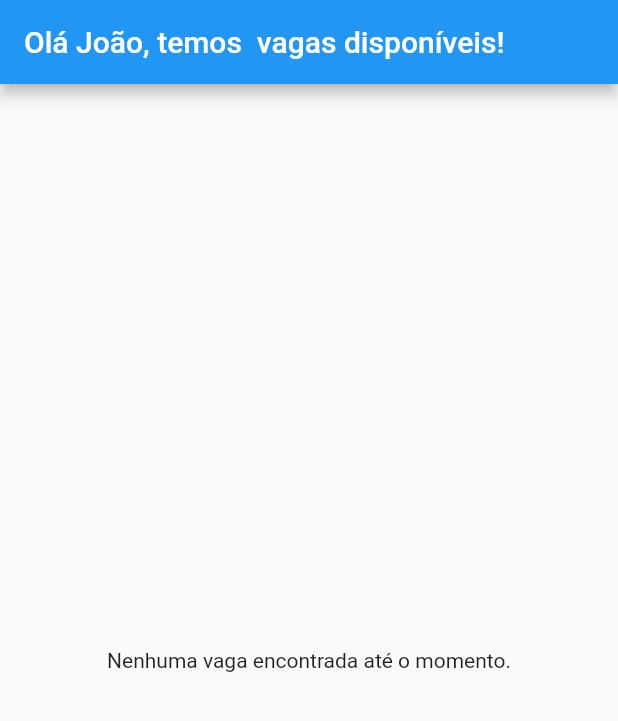
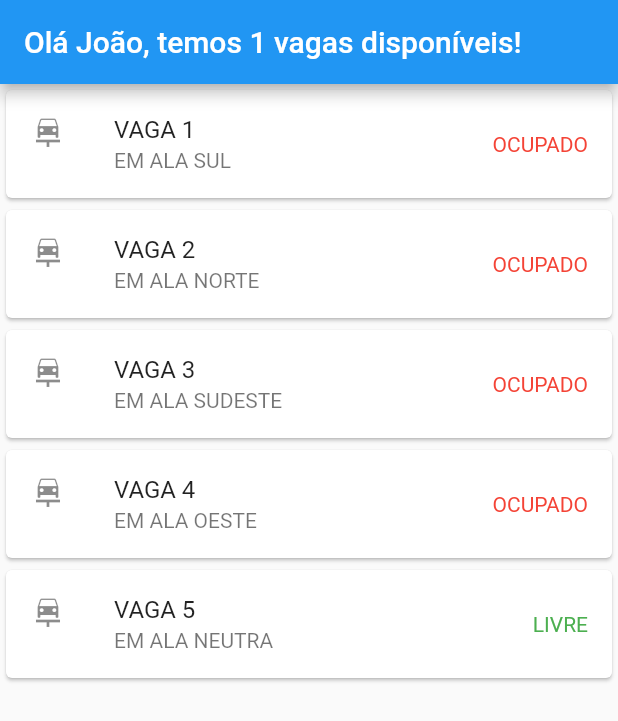
Before and after one commit to xxdannilinxx/apprarogarage, a Flutter app: the screen it shows after launch, on a phone screen of 412 x 824 dp. Shown: the top 721 px of the screen. Run offline on Flutter 3.47's test engine with Material 2 defaults, Android fonts, the light colour scheme and no system bars; our stand-ins replace flutter_mobx, flutter_modular, mobx; generated files the repository leaves out were written again.

Commit message:
concluído;

```diff
--- a/lib/app/models/Vaga.dart
+++ b/lib/app/models/Vaga.dart
@@ -4,6 +4,7 @@ class Vaga {
   int _id;
   String _identificacao;
   List<Movimentacao> _movimentacoes;
+  bool _ocupado;
 
   int get id => this._id;
 
@@ -17,5 +18,15 @@ class Vaga {
 
   set movimentacoes(movimentacoes) => this._movimentacoes = movimentacoes;
 
+  bool get ocupado {
+    if (this.movimentacoes.length <= 0) {
+      return false;
+    }
+    if (this.movimentacoes.last.tipo != 'ENTRADA') {
+      return false;
+    }
+    return true;
+  }
+
   Vaga(this._id, this._identificacao, this._movimentacoes);
 }
--- a/lib/app/modules/home/home_page.dart
+++ b/lib/app/modules/home/home_page.dart
@@ -1,9 +1,9 @@
-import 'package:apprarogarage/app/models/Movimentacao.dart';
-import 'package:apprarogarage/app/models/Vaga.dart';
+import 'package:apprarogarage/app/modules/home/widgets/list_vagas_widget.dart';
+import 'package:apprarogarage/app/shared_widgets/empty_widget.dart';
+import 'package:apprarogarage/app/shared_widgets/error_widget.dart';
 import 'package:flutter/material.dart';
 import 'package:flutter_mobx/flutter_mobx.dart';
 import 'package:flutter_modular/flutter_modular.dart';
-import 'package:mobx/mobx.dart';
 import 'home_store.dart';
 
 class HomePage extends StatefulWidget {
@@ -15,76 +15,22 @@ class HomePage extends StatefulWidget {
 }
 
 class _HomePageState extends ModularState<HomePage, HomeStore> {
-  bool _ocupado(List<Movimentacao> movimentacoes) {
-    if (movimentacoes.length <= 0) {
-      return false;
-    }
-    if (movimentacoes.last.tipo != 'ENTRADA') {
-      return false;
-    }
-    store.vagasOcupadas.add(movimentacoes.last.id);
-    return true;
-  }
-
-  Widget _erroText(String error) {
-    return Center(
-      child: Text(
-        '$error',
-        style: TextStyle(
-          color: Colors.red,
-        ),
-      ),
-    );
-  }
-
-  Widget _emptyText() {
-    return Center(
-      child: Text('Nenhuma vaga encontrada até o momento.'),
-    );
-  }
-
-  Widget _getList(ObservableList<Vaga> items) {
-    var listview = ListView.builder(
-      itemCount: items.length,
-      itemBuilder: (context, index) {
-        return Card(
-          child: ListTile(
-            title: Text("VAGA ${items[index].id}"),
-            subtitle: Text("EM ${items[index].identificacao}"),
-            leading: Icon(Icons.car_repair),
-            trailing: Text(
-              (this._ocupado(items[index].movimentacoes) ? 'OCUPADO' : 'LIVRE'),
-              style: TextStyle(
-                color: (this._ocupado(items[index].movimentacoes)
-                    ? Colors.red
-                    : Colors.green),
-              ),
-            ),
-            onTap: () =>
-                Modular.to.pushNamed('/movimentacao/${items[index].id}'),
-          ),
-        );
-      },
-    );
-    return listview;
-  }
-
   @override
   Widget build(BuildContext context) {
     return Scaffold(
       appBar: AppBar(
         title: Text(
-            'Olá João, temos ${store.getVagasDisponiveis()} vagas disponíveis!'),
+            'Olá João, temos ${store.vagasDisponiveis} vagas disponíveis!'),
       ),
       body: Observer(
         builder: (BuildContext context) {
           if (store.error != null) {
-            return this._erroText(store.error);
+            return ErrorText(store.error);
           }
           if (store.vagas.length <= 0) {
-            return this._emptyText();
+            return EmptyText();
           }
-          return this._getList(store.vagas);
+          return ListVagas(store.vagas);
         },
       ),
     );
--- /dev/null
+++ b/lib/app/modules/home/widgets/list_vagas_widget.dart
@@ -0,0 +1,32 @@
+import 'package:flutter/material.dart';
+import 'package:flutter_modular/flutter_modular.dart';
+
+import '../../../models/Vaga.dart';
+
+class ListVagas extends StatelessWidget {
+  final List<Vaga> items;
+  ListVagas(this.items);
+  @override
+  Widget build(BuildContext context) {
+    return ListView.builder(
+      itemCount: items.length,
+      itemBuilder: (context, index) {
+        return Card(
+          child: ListTile(
+            title: Text("VAGA ${items[index].id}"),
+            subtitle: Text("EM ${items[index].identificacao}"),
+            leading: Icon(Icons.car_repair),
+            trailing: Text(
+              (items[index].ocupado ? 'OCUPADO' : 'LIVRE'),
+              style: TextStyle(
+                color: (items[index].ocupado ? Colors.red : Colors.green),
+              ),
+            ),
+            onTap: () =>
+                Modular.to.pushNamed('/movimentacao/${items[index].id}'),
+          ),
+        );
+      },
+    );
+  }
+}
--- a/lib/app/modules/movimentacao/movimentacao_repository.dart
+++ b/lib/app/modules/movimentacao/movimentacao_repository.dart
@@ -19,6 +19,8 @@ class MovimentacaoRepository extends MovimentacaoInterface {
         Veiculo(1, 'Chevrolet Onix', 'MKS1024'), "24/03/2021 15:00:00"),
     Movimentacao(6, 330, Motorista(1, 'Danilo', '0606560402'), 'ENTRADA', 1,
         Veiculo(1, 'Fiat Mobi', 'BMO3409'), "23/03/2021 18:00:00"),
+    Movimentacao(6, 330, Motorista(1, 'Danilo', '0606560402'), 'ENTRADA', 1,
+        Veiculo(1, 'Fiat Mobi', 'BMO3409'), "23/03/2021 18:00:00"),
   ];
 
   List<Movimentacao> getAllMovimentacoes() {
--- a/pubspec.yaml
+++ b/pubspec.yaml
@@ -22,7 +22,7 @@ environment:
 
 dependencies:
   mobx: any
-  flutter_modular: any
+  flutter_modular: ^3.0.2+1
   flutter_mobx: any
   build_runner: any
   flutter:
```
Also changed, not shown: lib/app/modules/home/home_repository.dart (+8 -0 lines), lib/app/modules/home/home_store.dart (+2 -9 lines), lib/app/modules/movimentacao/movimentacao_page.dart (+7 -45 lines), lib/app/modules/movimentacao/widgets/list_movimentacao_widget.dart (added, +31 -0 lines), lib/app/shared_widgets/empty_widget.dart (added, +10 -0 lines), lib/app/shared_widgets/error_widget.dart (added, +19 -0 lines), pubspec.lock, 1 other file.
